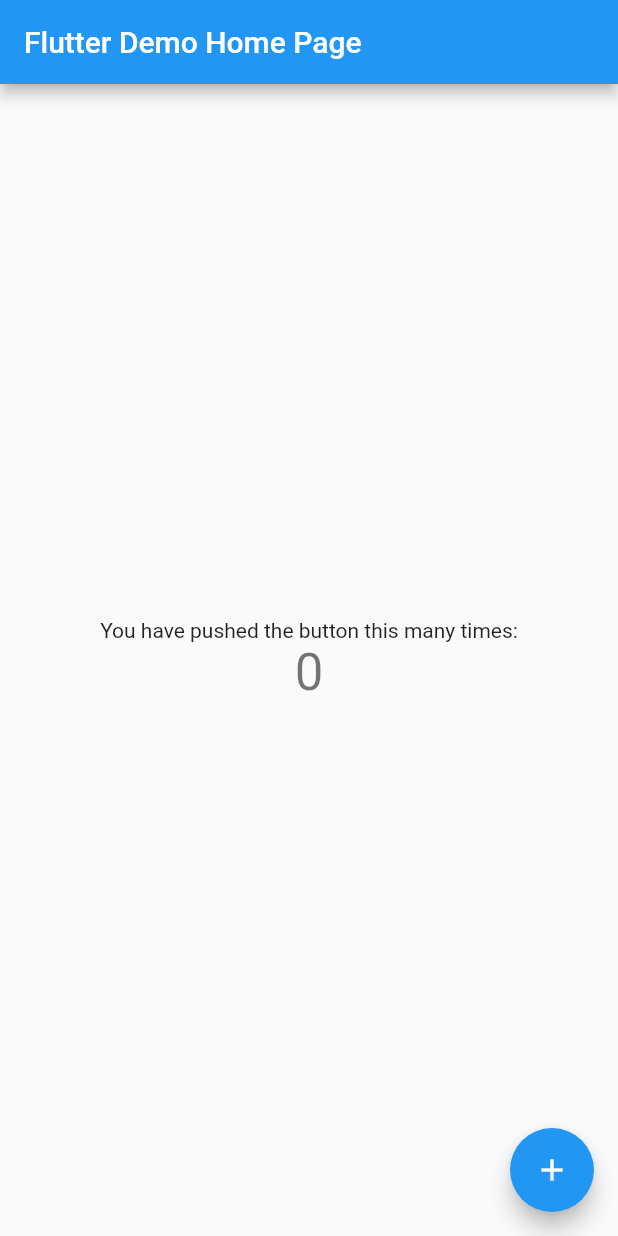
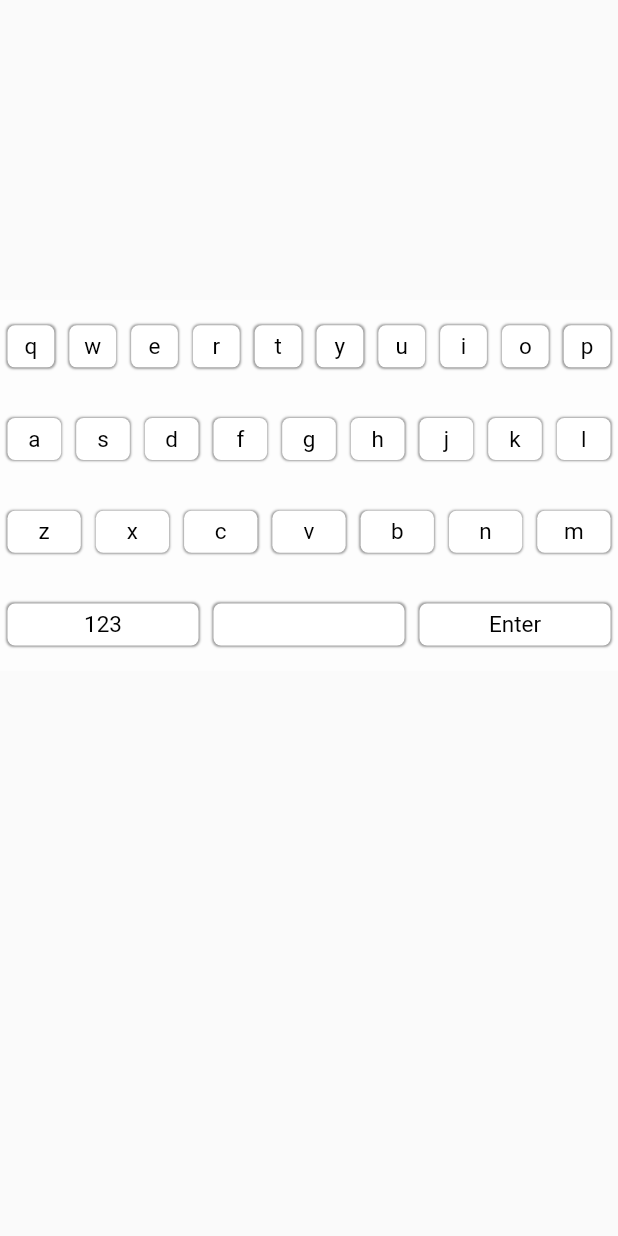
Before and after one commit to kamran8545/artistic_multilingual_keyboards, a Flutter app: the screen it shows after launch, on a phone screen of 412 x 824 dp. Run offline on Flutter 3.47's test engine with Material 2 defaults, Android fonts, the phone set to English and light mode, and no system bars.

Commit message:
Committing: 1- Added english language alphabets. 2- Designed basic layout for keyboards.

```diff
--- /dev/null
+++ b/lib/keyboards_layouts/multi_lingual_keyboard.dart
@@ -0,0 +1,81 @@
+import 'package:flutter/cupertino.dart';
+import 'package:flutter/material.dart';
+import 'package:multi_lingual_keyboard/utils/keyboards_types.dart';
+import 'package:multi_lingual_keyboard/utils/languages_alphabets.dart';
+
+class MultiLingualKeyboard extends StatelessWidget {
+  List<String> keys;
+  final KeyboardsTypes keyboardsType;
+  final Color keyTextBackgroundColor;
+  final Color keysBackgroundColor;
+  final Color keyboardBackgroundColor;
+  final List<BoxShadow> keysShadow;
+  BorderRadius? keyBorderRadius;
+  final TextStyle keyTextStyle;
+  MultiLingualKeyboard({
+    Key? key,
+    this.keys:const [],
+    this.keyboardsType: KeyboardsTypes.englishLowerCase,
+    this.keyTextBackgroundColor :Colors.black,
+    this.keysBackgroundColor:Colors.white,
+    this.keyboardBackgroundColor = Colors.white54,
+    this.keysShadow: const [BoxShadow(color: Colors.grey,spreadRadius: 0.5,blurRadius: 0.5)],
+    this.keyBorderRadius,
+    this.keyTextStyle : const TextStyle(color: Colors.black,fontSize: 15)
+  }) : super(key: key){
+    if(keyboardsType == KeyboardsTypes.englishLowerCase){
+      keys = englishLowerCaseAlphabetsQWERTY;
+    }else if(keyboardsType == KeyboardsTypes.englishUpperCase){
+      keys = englishUpperCaseAlphabetsQWERTY;
+    }
+  }
+
+  @override
+  Widget build(BuildContext context) {
+    return Container(
+      width: MediaQuery.of(context).size.width,
+      height: MediaQuery.of(context).size.height*.3,
+      color: keyboardBackgroundColor,
+      child: Column(
+        crossAxisAlignment: CrossAxisAlignment.center,
+        children: [
+          _getKeyboardRow(list: keys.sublist(0,10)),
+          _getKeyboardRow(list: keys.sublist(10,19)),
+          _getKeyboardRow(list: keys.sublist(19,keys.length)),
+          _getKeyboardRow(list: ["123"," ","Enter"]),
+        ],
+      ),
+    );
+  }
+
+  Widget _getKeyboardRow({required List<String> list}){
+    return Expanded(
+      child: Row(
+        children: [
+          for(String keyT in list)
+            _getKey(keyText: keyT),
+        ],
+      ),
+    );
+  }
+
+
+  Widget _getKey({required String keyText,KeyTypes keyType = KeyTypes.textKey}){
+    return Expanded(
+      child: Container(
+        padding: const EdgeInsets.symmetric(horizontal: 5,vertical: 5),
+        margin: const EdgeInsets.symmetric(horizontal: 5,vertical: 8),
+        decoration: BoxDecoration(
+          borderRadius: keyBorderRadius ?? BorderRadius.circular(5),
+          color: keysBackgroundColor,
+          boxShadow: keysShadow
+        ),
+        child: Text(
+          keyText,
+          textAlign: TextAlign.center,
+          style: keyTextStyle,
+        )
+      ),
+    );
+  }
+}
--- a/lib/main.dart
+++ b/lib/main.dart
@@ -1,4 +1,5 @@
 import 'package:flutter/material.dart';
+import 'package:multi_lingual_keyboard/keyboards_layouts/multi_lingual_keyboard.dart';
 
 void main() {
   runApp(const MyApp());
@@ -7,109 +8,33 @@ void main() {
 class MyApp extends StatelessWidget {
   const MyApp({Key? key}) : super(key: key);
 
-  // This widget is the root of your application.
   @override
   Widget build(BuildContext context) {
     return MaterialApp(
       title: 'Flutter Demo',
       theme: ThemeData(
-        // This is the theme of your application.
-        //
-        // Try running your application with "flutter run". You'll see the
-        // application has a blue toolbar. Then, without quitting the app, try
-        // changing the primarySwatch below to Colors.green and then invoke
-        // "hot reload" (press "r" in the console where you ran "flutter run",
-        // or simply save your changes to "hot reload" in a Flutter IDE).
-        // Notice that the counter didn't reset back to zero; the application
-        // is not restarted.
         primarySwatch: Colors.blue,
       ),
-      home: const MyHomePage(title: 'Flutter Demo Home Page'),
+      home: const MyWidget(),
     );
   }
 }
 
-class MyHomePage extends StatefulWidget {
-  const MyHomePage({Key? key, required this.title}) : super(key: key);
-
-  // This widget is the home page of your application. It is stateful, meaning
-  // that it has a State object (defined below) that contains fields that affect
-  // how it looks.
-
-  // This class is the configuration for the state. It holds the values (in this
-  // case the title) provided by the parent (in this case the App widget) and
-  // used by the build method of the State. Fields in a Widget subclass are
-  // always marked "final".
-
-  final String title;
-
-  @override
-  State<MyHomePage> createState() => _MyHomePageState();
-}
-
-class _MyHomePageState extends State<MyHomePage> {
-  int _counter = 0;
-
-  void _incrementCounter() {
-    setState(() {
-      // This call to setState tells the Flutter framework that something has
-      // changed in this State, which causes it to rerun the build method below
-      // so that the display can reflect the updated values. If we changed
-      // _counter without calling setState(), then the build method would not be
-      // called again, and so nothing would appear to happen.
-      _counter++;
-    });
-  }
+class MyWidget extends StatelessWidget {
+  const MyWidget({Key? key}) : super(key: key);
 
   @override
   Widget build(BuildContext context) {
-    // This method is rerun every time setState is called, for instance as done
-    // by the _incrementCounter method above.
-    //
-    // The Flutter framework has been optimized to make rerunning build methods
-    // fast, so that you can just rebuild anything that needs updating rather
-    // than having to individually change instances of widgets.
     return Scaffold(
-      appBar: AppBar(
-        // Here we take the value from the MyHomePage object that was created by
-        // the App.build method, and use it to set our appbar title.
-        title: Text(widget.title),
+      body: Column(
+        children: [
+          const SizedBox(height: 200,),
+          MultiLingualKeyboard(
+            // keyboardBackgroundColor: Colors.lightGreen,
+          )
+          // TextField(),
+        ],
       ),
-      body: Center(
-        // Center is a layout widget. It takes a single child and positions it
-        // in the middle of the parent.
-        child: Column(
-          // Column is also a layout widget. It takes a list of children and
-          // arranges them vertically. By default, it sizes itself to fit its
-          // children horizontally, and tries to be as tall as its parent.
-          //
-          // Invoke "debug painting" (press "p" in the console, choose the
-          // "Toggle Debug Paint" action from the Flutter Inspector in Android
-          // Studio, or the "Toggle Debug Paint" command in Visual Studio Code)
-          // to see the wireframe for each widget.
-          //
-          // Column has various properties to control how it sizes itself and
-          // how it positions its children. Here we use mainAxisAlignment to
-          // center the children vertically; the main axis here is the vertical
-          // axis because Columns are vertical (the cross axis would be
-          // horizontal).
-          mainAxisAlignment: MainAxisAlignment.center,
-          children: <Widget>[
-            const Text(
-              'You have pushed the button this many times:',
-            ),
-            Text(
-              '$_counter',
-              style: Theme.of(context).textTheme.headline4,
-            ),
-          ],
-        ),
-      ),
-      floatingActionButton: FloatingActionButton(
-        onPressed: _incrementCounter,
-        tooltip: 'Increment',
-        child: const Icon(Icons.add),
-      ), // This trailing comma makes auto-formatting nicer for build methods.
     );
   }
 }
--- /dev/null
+++ b/lib/utils/keyboards_types.dart
@@ -0,0 +1,16 @@
+
+
+enum KeyboardsTypes {
+  englishUpperCase,
+  englishLowerCase,
+}
+
+
+enum KeyTypes{
+  changeLanguageKey,
+  changeKeyboardKey,
+  textKey,
+  spaceKey,
+  doneKey,
+  newLineKey,
+}
--- /dev/null
+++ b/lib/utils/languages_alphabets.dart
@@ -0,0 +1,17 @@
+
+
+const List<String> englishLowerCaseAlphabetsQWERTY = [
+  "q", "w", "e", "r",  "t",  "y",  "u",  "i",  "o",  "p",
+
+  "a", "s",  "d",  "f",  "g",  "h",  "j",  "k",  "l",
+
+  "z" , "x",  "c",  "v",  "b",  "n",  "m",];
+
+
+
+const List<String> englishUpperCaseAlphabetsQWERTY = [
+  "Q", "W", "E", "R",  "T",  "Y",  "U",  "I",  "O",  "P",
+
+  "A", "S",  "D",  "F",  "G",  "H",  "J",  "K",  "L",
+
+  "Z" , "X",  "C",  "V",  "B",  "N",  "M",];
```
